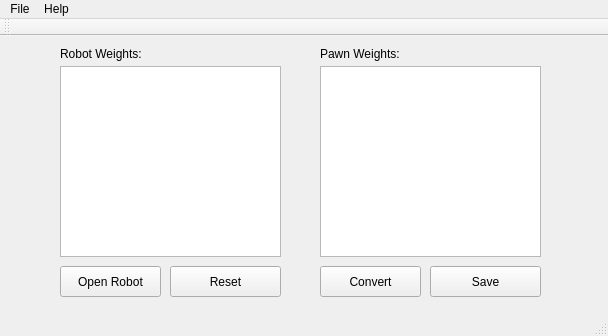
Above: mainwindow.ui from tigew/Robot2Pawn before the change. Below: the same form after it.
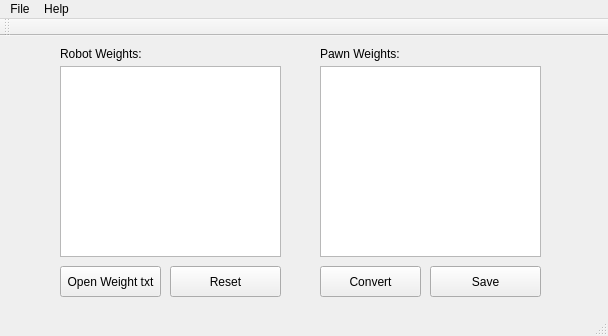
That is the form after the change.

Commit message: Changed name of import text button removed messagebox that wasn't needed

Patch:
```diff
--- a/mainwindow.ui
+++ b/mainwindow.ui
@@ -47,7 +47,7 @@
      </rect>
     </property>
     <property name="text">
-     <string>Open Robot</string>
+     <string>Open Weight txt</string>
     </property>
    </widget>
    <widget class="QPushButton" name="robotResetField">
```
The commit also changes 1 other file.
